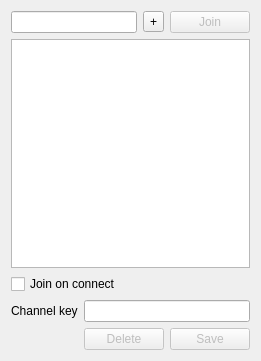
Old version of the form ifavourites.ui in the repository daniel-Jones/IdealIRC.
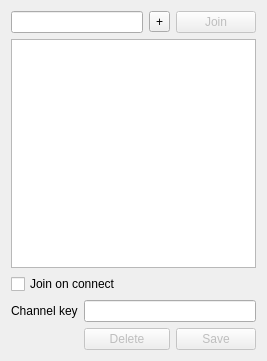
New version of the form. Icons and pictures are not drawn.

Diff of the .ui file:
```diff
--- a/ifavourites.ui
+++ b/ifavourites.ui
@@ -6,7 +6,7 @@
    <rect>
     <x>0</x>
     <y>0</y>
-    <width>255</width>
+    <width>267</width>
     <height>361</height>
    </rect>
   </property>
```
Left out of the diff: 5 changed lines with no effect on the pictures.
